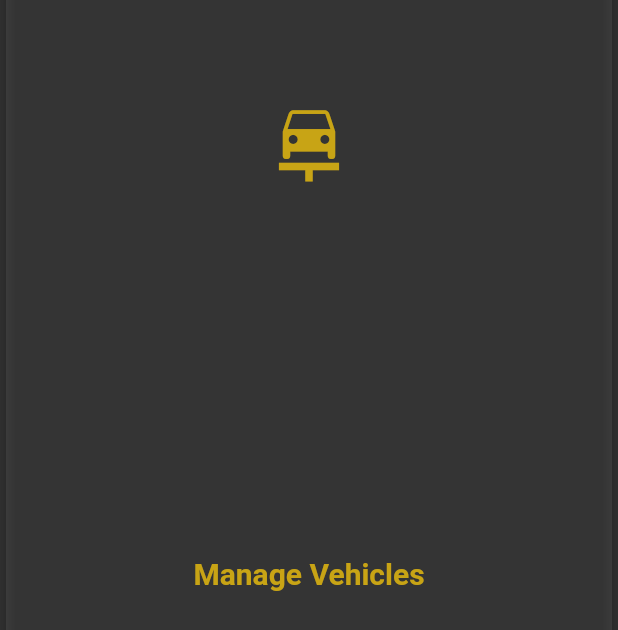
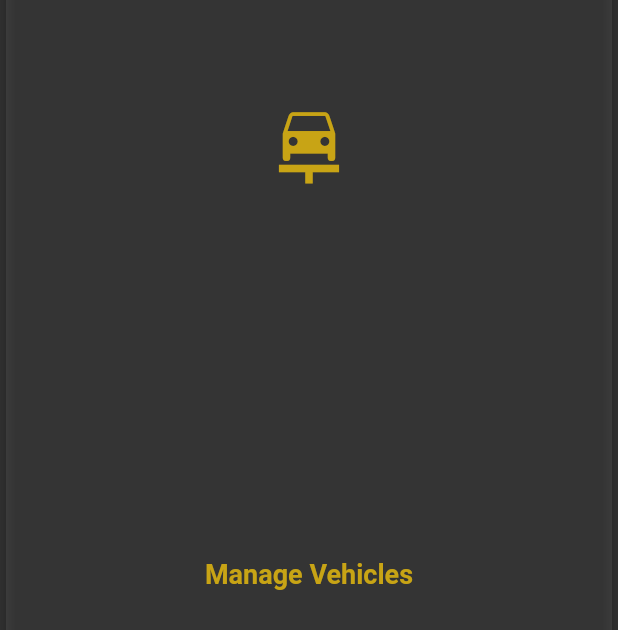
Before and after one commit to gokulr488/fleezy, a Flutter app: the ButtonCard widget shown alone on an empty page, opened directly, on a phone screen of 412 x 824 dp. Shown: the part 273-903 px from the top of the screen. Run offline on Flutter 3.47's test engine with Material 2 defaults, Android fonts, the phone set to English and light mode, and no system bars; our stand-ins replace cloud_firestore, curved_navigation_bar, firebase_auth, firebase_core, flutter_spinkit, geolocator and 1 more; accounts and stored records are empty.

Commit message:
font size changes

```diff
--- a/lib/components/BaseScreen.dart
+++ b/lib/components/BaseScreen.dart
@@ -20,7 +20,7 @@ class BaseScreen extends StatelessWidget {
                     Text(headerText,
                         style: GoogleFonts.laila(
                           color: kWhite80,
-                          fontSize: 23,
+                          fontSize: 20,
                         )),
                     Text('Fleezy',
                         style: GoogleFonts.dancingScript(
--- a/lib/components/cards/ButtonCard.dart
+++ b/lib/components/cards/ButtonCard.dart
@@ -4,7 +4,7 @@ import 'package:flutter/material.dart';
 
 class ButtonCard extends StatelessWidget {
   static final TextStyle kButtonTextStyle = TextStyle(
-      fontSize: 20, fontWeight: FontWeight.bold, color: kHighlightColour);
+      fontSize: 18, fontWeight: FontWeight.bold, color: kHighlightColour);
   final String text;
   final Function onTap;
   final Widget child;
```
